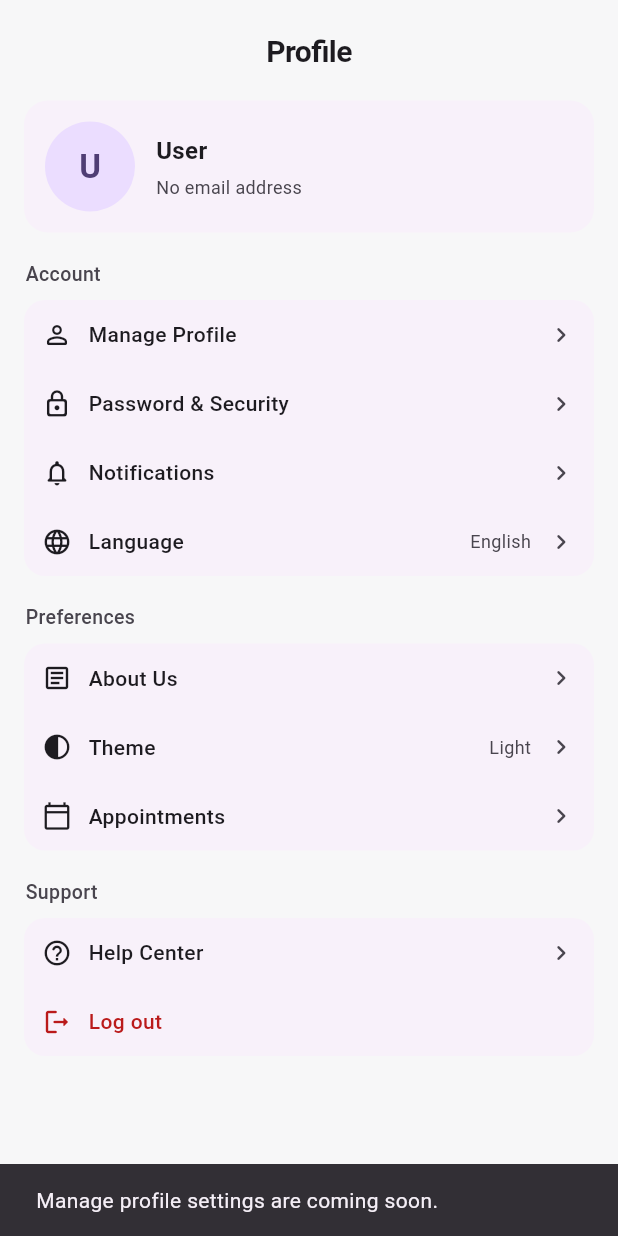
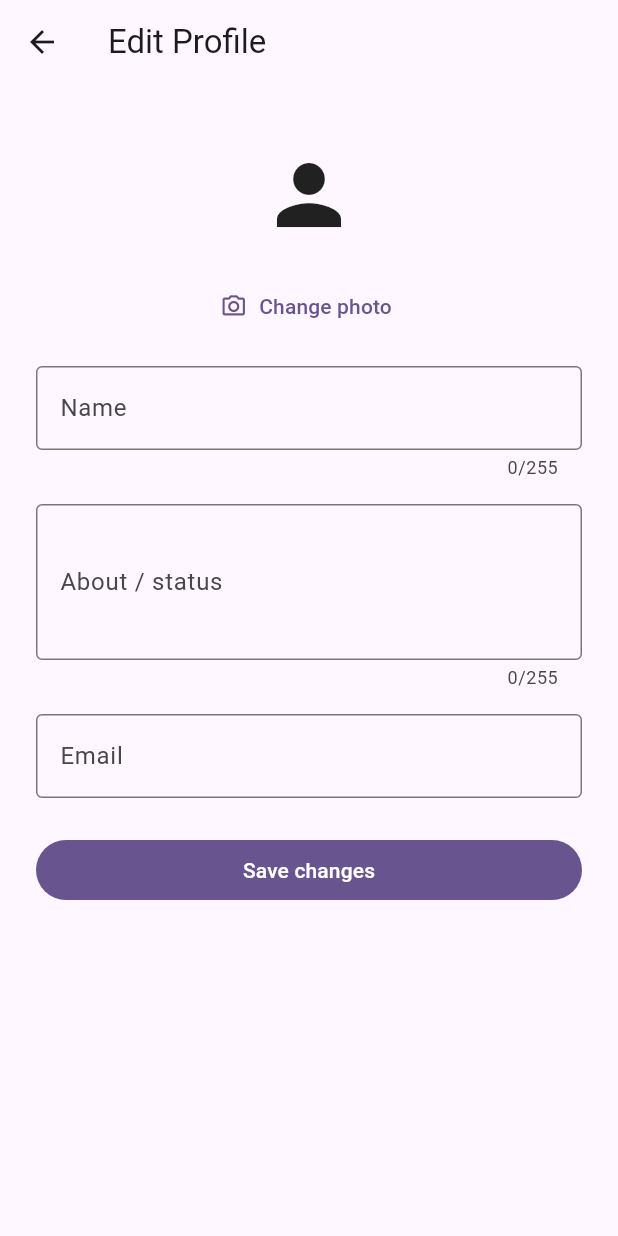
Before and after one commit to sreypichkp68/Chat-App, a Flutter app: the SettingsScreen screen opened directly, after a tap on "Manage Profile", on a phone screen of 412 x 824 dp. Run offline on Flutter 3.47's test engine with Material 3 defaults, Android fonts, the phone set to English and light mode, and no system bars; our stand-ins replace bloc, equatable, flutter_bloc, flutter_dotenv, flutter_local_notifications, flutter_secure_storage and 5 more; missing offline and left inert: agora_rtc_engine, pusher_reverb_flutter; accounts and stored records are empty; network calls fail.

Commit message:
Update profile features in backend and frontend

```diff
--- a/chat_app/lib/core/service/injection_container.dart
+++ b/chat_app/lib/core/service/injection_container.dart
@@ -93,7 +93,11 @@ void initDependencies() {
     ),
   );
   sl.registerLazySingleton<UserRemoteDatasource>(
-    () => UserRemoteDatasourceImpl(client: sl(), tokenStorage: sl()),
+    () => UserRemoteDatasourceImpl(
+      client: sl(),
+      tokenStorage: sl(),
+      friendsDatasource: sl(),
+    ),
   );
   sl.registerLazySingleton<UserSearchRepo>(
     () => UserRearchRepoImpl(sl<UserRemoteDatasource>()),
--- a/chat_app/lib/feature/profile/data/datasource/profile_remote_data_source.dart
+++ b/chat_app/lib/feature/profile/data/datasource/profile_remote_data_source.dart
@@ -1,4 +1,5 @@
 import 'dart:convert';
+import 'package:image_picker/image_picker.dart';
 
 import 'package:chat_app/core/constants/api_entpoint.dart';
 import 'package:chat_app/core/service/token_storage.dart';
@@ -11,15 +12,16 @@ class ProfileRemoteDataSource {
 
   const ProfileRemoteDataSource({required this.client, required this.storage});
 
-  Future<UserProfile> load() async {
+  Future<UserProfile> load({bool requireFresh = false}) async {
     final name = await storage.getUserName();
     final email = await storage.getUserEmail();
-    if ((name ?? '').isNotEmpty || (email ?? '').isNotEmpty) {
-      return UserProfile(name: name ?? '', email: email ?? '');
-    }
+    final cached = UserProfile(name: name ?? '', email: email ?? '');
 
     final token = await storage.getToken();
-    if (token == null || token.isEmpty) return UserProfile.empty;
+    if (token == null || token.isEmpty) {
+      if (requireFresh) throw Exception('Please sign in again.');
+      return cached;
+    }
 
     try {
       final response = await client.get(
@@ -30,7 +32,7 @@ class ProfileRemoteDataSource {
         },
       );
       if (response.statusCode < 200 || response.statusCode >= 300) {
-        return UserProfile.empty;
+        throw Exception('Could not load profile. Please try again.');
       }
 
       final decoded = jsonDecode(response.body);
@@ -45,15 +47,57 @@ class ProfileRemoteDataSource {
           : data is Map<String, dynamic>
           ? data
           : root;
-      final profile = UserProfile(
-        name: user['name'] as String? ?? user['username'] as String? ?? '',
-        email: user['email'] as String? ?? '',
-      );
+      final profile = UserProfile.fromJson(user);
       await storage.saveUserProfile(name: profile.name, email: profile.email);
       if (user['id'] != null) await storage.saveUserId(user['id'].toString());
       return profile;
     } catch (_) {
-      return UserProfile.empty;
+      if (requireFresh) rethrow;
+      return cached;
     }
   }
+
+  Future<UserProfile> update({
+    required String name,
+    required String statusMessage,
+    XFile? avatar,
+  }) async {
+    final token = await storage.getToken();
+    if (token == null || token.isEmpty) {
+      throw Exception('Please sign in again.');
+    }
+    final request =
+        http.MultipartRequest('POST', Uri.parse(ApiEntpoint.currentUser))
+          ..headers.addAll({
+            'Accept': 'application/json',
+            'Authorization': 'Bearer $token',
+          })
+          ..fields.addAll({
+            '_method': 'PUT',
+            'name': name.trim(),
+            'status_message': statusMessage.trim(),
+          });
+    if (avatar != null) {
+      final bytes = await avatar.readAsBytes();
+      if (bytes.length > 5000 * 1024) {
+        throw Exception('Choose a photo smaller than 5 MB.');
+      }
+      request.files.add(
+        http.MultipartFile.fromBytes('avatar', bytes, filename: avatar.name),
+      );
+    }
+    final response = await http.Response.fromStream(await client.send(request));
+    if (response.statusCode < 200 || response.statusCode >= 300) {
+      String message = 'Could not save profile. Please try again.';
+      try {
+        final body = jsonDecode(response.body) as Map<String, dynamic>;
+        message = body['message'] as String? ?? message;
+      } catch (_) {}
+      throw Exception(message);
+    }
+    final body = jsonDecode(response.body) as Map<String, dynamic>;
+    final profile = UserProfile.fromJson(body['user'] as Map<String, dynamic>);
+    await storage.saveUserProfile(name: profile.name, email: profile.email);
+    return profile;
+  }
 }
--- a/chat_app/lib/feature/profile/domain/entity/user_profile.dart
+++ b/chat_app/lib/feature/profile/domain/entity/user_profile.dart
@@ -2,7 +2,25 @@ class UserProfile {
   final String name;
   final String email;
 
-  const UserProfile({required this.name, required this.email});
+  final String? avatarUrl;
+  final String? statusMessage;
+
+  const UserProfile({
+    required this.name,
+    required this.email,
+    this.avatarUrl,
+    this.statusMessage,
+  });
+
+  factory UserProfile.fromJson(Map<String, dynamic> json) {
+    final avatar = json['avatar_url'] as String?;
+    return UserProfile(
+      name: json['name'] as String? ?? '',
+      email: json['email'] as String? ?? '',
+      avatarUrl: avatar,
+      statusMessage: json['status_message'] as String?,
+    );
+  }
 
   static const empty = UserProfile(name: '', email: '');
 }
--- /dev/null
+++ b/chat_app/lib/feature/profile/presentation/screen/edit_profile_screen.dart
@@ -0,0 +1,205 @@
+import 'dart:typed_data';
+
+import 'package:chat_app/core/constants/api_entpoint.dart';
+import 'package:chat_app/feature/profile/data/datasource/profile_remote_data_source.dart';
+import 'package:chat_app/feature/profile/domain/entity/user_profile.dart';
+import 'package:flutter/material.dart';
+import 'package:image_picker/image_picker.dart';
+
+class EditProfileScreen extends StatefulWidget {
+  const EditProfileScreen({super.key, required this.datasource});
+  final ProfileRemoteDataSource datasource;
+
+  @override
+  State<EditProfileScreen> createState() => _EditProfileScreenState();
+}
+
+class _EditProfileScreenState extends State<EditProfileScreen> {
+  final _form = GlobalKey<FormState>();
+  final _name = TextEditingController();
+  final _status = TextEditingController();
+  UserProfile? _profile;
+  String? _error;
+  bool _saving = false;
+  bool _picking = false;
+  XFile? _photo;
+  Uint8List? _preview;
+
+  @override
+  void initState() {
+    super.initState();
+    _load();
+  }
+
+  Future<void> _load() async {
+    setState(() => _error = null);
+    try {
+      final profile = await widget.datasource.load(requireFresh: true);
+      if (!mounted) return;
+      _name.text = profile.name;
+      _status.text = profile.statusMessage ?? '';
+      setState(() => _profile = profile);
+    } catch (error) {
+      if (mounted) setState(() => _error = '$error');
+    }
+  }
+
+  Future<void> _pickPhoto() async {
+    setState(() => _picking = true);
+    try {
+      final photo = await ImagePicker().pickImage(
+        source: ImageSource.gallery,
+        maxWidth: 1200,
+        maxHeight: 1200,
+        imageQuality: 85,
+      );
+      if (photo == null) return;
+      final bytes = await photo.readAsBytes();
+      if (bytes.length > 5000 * 1024) {
+        throw Exception('Choose a photo smaller than 5 MB.');
+      }
+      if (!mounted) return;
+      setState(() {
+        _photo = photo;
+        _preview = bytes;
+      });
+    } catch (error) {
+      if (mounted) {
+        ScaffoldMessenger.of(
+          context,
+        ).showSnackBar(SnackBar(content: Text('$error')));
+      }
+    } finally {
+      if (mounted) setState(() => _picking = false);
+    }
+  }
+
+  Future<void> _save() async {
+    if (!_form.currentState!.validate()) return;
+    setState(() => _saving = true);
+    try {
+      final profile = await widget.datasource.update(
+        name: _name.text,
+        statusMessage: _status.text,
+        avatar: _photo,
+      );
+      if (!mounted) return;
+      setState(() => _saving = false);
+      Navigator.of(context).pop(profile);
+    } catch (error) {
+      if (!mounted) return;
+      setState(() => _saving = false);
+      ScaffoldMessenger.of(
+        context,
+      ).showSnackBar(SnackBar(content: Text('$error')));
+    }
+  }
+
+  @override
+  void dispose() {
+    _name.dispose();
+    _status.dispose();
+    super.dispose();
+  }
+
+  @override
+  Widget build(BuildContext context) {
+    final profile = _profile;
+    final avatar = profile?.avatarUrl;
+    return PopScope(
+      canPop: !_saving,
+      child: Scaffold(
+        appBar: AppBar(title: const Text('Edit Profile')),
+        body: profile == null
+            ? Center(
+                child: _error == null
+                    ? const CircularProgressIndicator()
+                    : Column(
+                        mainAxisSize: MainAxisSize.min,
+                        children: [
+                          Text(_error!, textAlign: TextAlign.center),
+                          TextButton(
+                            onPressed: _load,
+                            child: const Text('Retry'),
+                          ),
+                        ],
+                      ),
+              )
+            : Form(
+                key: _form,
+                child: ListView(
+                  padding: const EdgeInsets.all(24),
+                  children: [
+                    Center(
+                      child: ClipOval(
+                        child: SizedBox(
+                          width: 100,
+                          height: 100,
+                          child: _preview != null
+                              ? Image.memory(_preview!, fit: BoxFit.cover)
+                              : avatar != null && avatar.isNotEmpty
+                              ? Image.network(
+                                  Uri.parse(
+                                    ApiEntpoint.url,
+                                  ).resolve(avatar).toString(),
+                                  fit: BoxFit.cover,
+                                  errorBuilder: (_, error, stack) =>
+                                      const Icon(Icons.person, size: 64),
+                                )
+                              : const Icon(Icons.person, size: 64),
+                        ),
+                      ),
+                    ),
+                    TextButton.icon(
+                      onPressed: _saving || _picking ? null : _pickPhoto,
+                      icon: const Icon(Icons.photo_camera_outlined),
+                      label: Text(
+                        _picking ? 'Loading photo...' : 'Change photo',
+                      ),
+                    ),
+                    const SizedBox(height: 16),
+                    TextFormField(
+                      controller: _name,
+                      enabled: !_saving,
+                      maxLength: 255,
+                      textCapitalization: TextCapitalization.words,
+                      decoration: const InputDecoration(
+                        labelText: 'Name',
+                        border: OutlineInputBorder(),
+                      ),
+                      validator: (value) => (value ?? '').trim().isEmpty
+                          ? 'Enter your name'
+                          : null,
+                    ),
+                    const SizedBox(height: 16),
+                    TextFormField(
+                      controller: _status,
+                      enabled: !_saving,
+                      maxLength: 255,
+                      maxLines: 3,
+                      decoration: const InputDecoration(
+                        labelText: 'About / status',
+                        border: OutlineInputBorder(),
+                      ),
+                    ),
+                    const SizedBox(height: 16),
+                    TextFormField(
+                      initialValue: profile.email,
+                      readOnly: true,
+                      decoration: const InputDecoration(
+                        labelText: 'Email',
+                        border: OutlineInputBorder(),
+                      ),
+                    ),
+                    const SizedBox(height: 24),
+                    FilledButton(
+                      onPressed: _saving || _picking ? null : _save,
+                      child: Text(_saving ? 'Saving...' : 'Save changes'),
+                    ),
+                  ],
+                ),
+              ),
+      ),
+    );
+  }
+}
--- a/chat_app/lib/feature/profile/presentation/screen/settings_screen.dart
+++ b/chat_app/lib/feature/profile/presentation/screen/settings_screen.dart
@@ -7,6 +7,7 @@ import 'package:chat_app/feature/profile/data/datasource/profile_remote_data_sou
 import 'package:chat_app/feature/profile/domain/entity/user_profile.dart';
 import 'package:flutter/material.dart';
 import 'package:http/http.dart' as http;
+import 'edit_profile_screen.dart';
 
 class SettingsScreen extends StatefulWidget {
   const SettingsScreen({super.key});
@@ -54,6 +55,26 @@ class _SettingsScreenState extends State<SettingsScreen> {
       MaterialPageRoute(builder: (_) => const LoginScreen()),
       (_) => false,
     );
+  }
+
+  Future<void> _editProfile() async {
+    final profile = await Navigator.of(context).push<UserProfile>(
+      MaterialPageRoute(
+        builder: (_) => EditProfileScreen(
+          datasource: ProfileRemoteDataSource(
+            client: sl<http.Client>(),
+            storage: sl<TokenStorage>(),
+          ),
+        ),
+      ),
+    );
+    if (!mounted || profile == null) return;
+    setState(() {
+      _profile = Future.value(profile);
+    });
+    ScaffoldMessenger.of(
+      context,
+    ).showSnackBar(const SnackBar(content: Text('Profile updated.')));
   }
 
   void _showComingSoon(String title) {
@@ -134,7 +155,11 @@ class _SettingsScreenState extends State<SettingsScreen> {
                   padding: const EdgeInsets.symmetric(horizontal: 16),
                   sliver: SliverList(
                     delegate: SliverChildListDelegate([
-                      _ProfileCard(name: displayName, email: profile.email),
+                      _ProfileCard(
+                        name: displayName,
+                        email: profile.email,
+                        avatarUrl: profile.avatarUrl,
+                      ),
                       const SizedBox(height: 18),
                       _SettingsSection(
                         title: 'Account',
@@ -142,7 +167,7 @@ class _SettingsScreenState extends State<SettingsScreen> {
                           _SettingsTile(
                             icon: Icons.person_outline_rounded,
                             title: 'Manage Profile',
-                            onTap: () => _showComingSoon('Manage profile'),
+                            onTap: _editProfile,
                           ),
                           _SettingsTile(
                             icon: Icons.lock_outline_rounded,
@@ -219,7 +244,9 @@ class _SettingsScreenState extends State<SettingsScreen> {
 }
 
 class _ProfileCard extends StatelessWidget {
-  const _ProfileCard({required this.name, required this.email});
+  const _ProfileCard({required this.name, required this.email, this.avatarUrl});
+
+  final String? avatarUrl;
 
   final String name;
   final String email;
@@ -238,6 +265,14 @@ class _ProfileCard extends StatelessWidget {
           CircleAvatar(
             radius: 30,
             backgroundColor: scheme.primaryContainer,
+            foregroundImage: avatarUrl != null && avatarUrl!.isNotEmpty
+                ? NetworkImage(
+                    Uri.parse(ApiEntpoint.url).resolve(avatarUrl!).toString(),
+                  )
+                : null,
+            onForegroundImageError: avatarUrl != null && avatarUrl!.isNotEmpty
+                ? (_, stack) {}
+                : null,
             child: Text(
               name[0].toUpperCase(),
               style: TextStyle(
--- a/chat_app/lib/feature/searchusers/domain/entity/user_entity.dart
+++ b/chat_app/lib/feature/searchusers/domain/entity/user_entity.dart
@@ -3,11 +3,13 @@ class UserEntity {
   final String name;
   final String? avatarUrl;
   final String? statusMessage;
+  final bool isFriend;
 
   const UserEntity({
     required this.id,
     required this.name,
     this.avatarUrl,
     this.statusMessage,
+    this.isFriend = false,
   });
 }
```
Also changed, not shown: chat_app/lib/feature/searchusers/data/datasource/user_remote_datasource.dart (+16 -4 lines), chat_app/lib/feature/searchusers/data/model/user_model.dart (+6 -1 lines), chat_app/lib/feature/searchusers/presentation/widget/user_search_tile.dart (+20 -3 lines), 2 other files.
